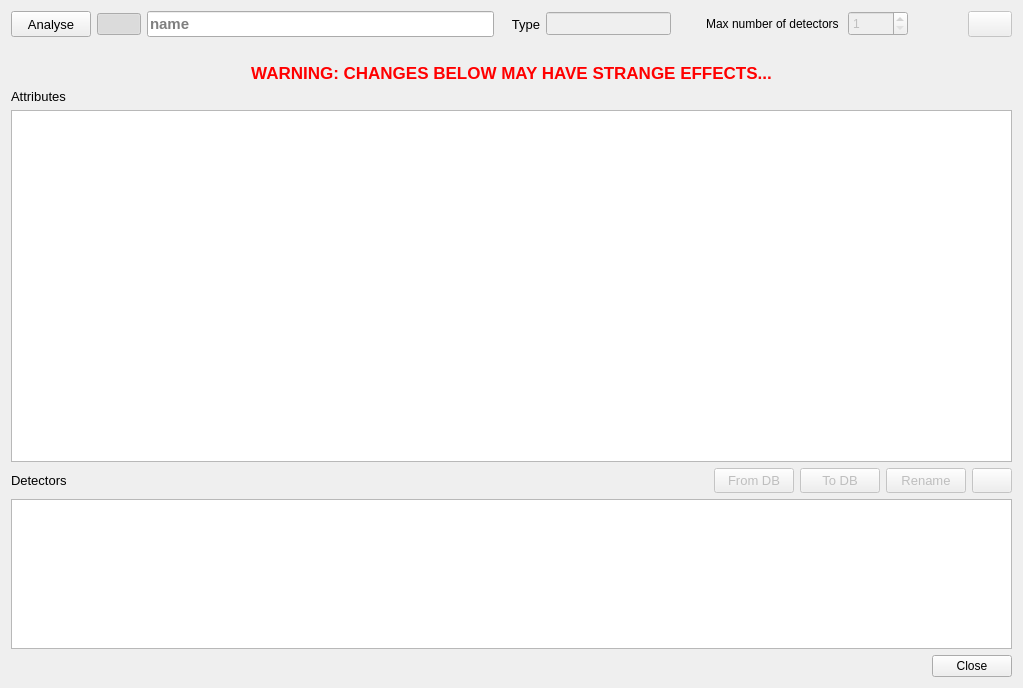
The window that gui/daq/dialog_spectrum.ui (usnistgov/qpx-gamma) describes before a commit, drawn with Qt 5.
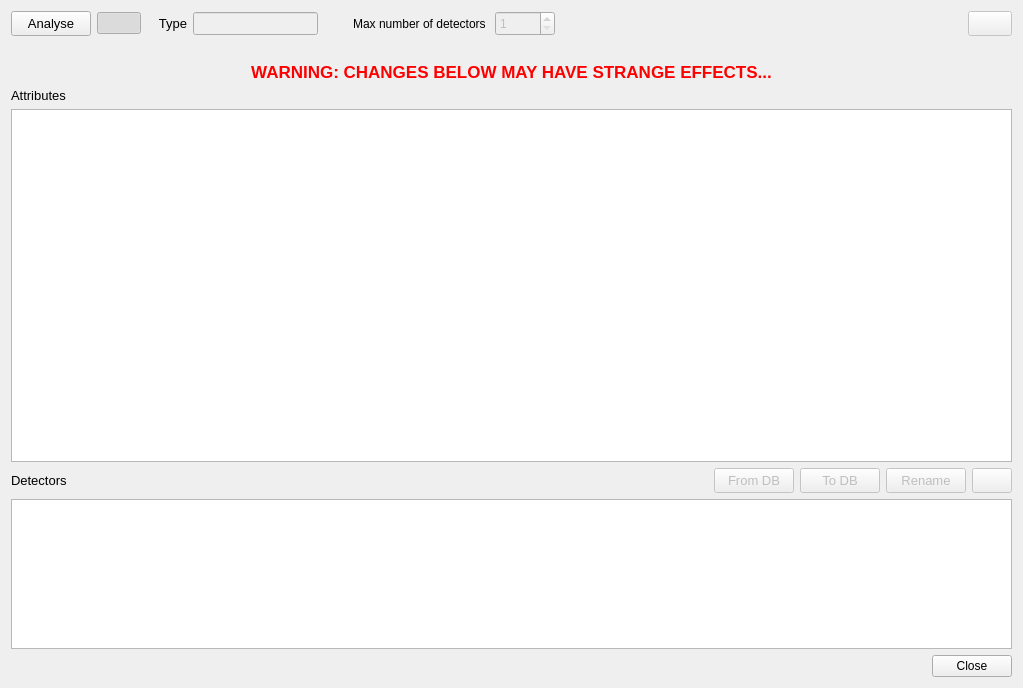
The same window after the commit. Icons and pictures are not drawn.

```diff
--- a/gui/daq/dialog_spectrum.ui
+++ b/gui/daq/dialog_spectrum.ui
@@ -296,44 +296,6 @@
        </property>
       </widget>
      </item>
-     <item>
-      <widget class="QLineEdit" name="lineName">
-       <property name="sizePolicy">
-        <sizepolicy hsizetype="MinimumExpanding" vsizetype="Fixed">
-         <horstretch>0</horstretch>
-         <verstretch>0</verstretch>
-        </sizepolicy>
-       </property>
-       <property name="minimumSize">
-        <size>
-         <width>150</width>
-         <height>25</height>
-        </size>
-       </property>
-       <property name="maximumSize">
-        <size>
-         <width>347</width>
-         <height>16777215</height>
-        </size>
-       </property>
-       <property name="font">
-        <font>
-         <pointsize>11</pointsize>
-         <weight>75</weight>
-         <bold>true</bold>
-        </font>
-       </property>
-       <property name="inputMask">
-        <string/>
-       </property>
-       <property name="maxLength">
-        <number>32</number>
-       </property>
-       <property name="placeholderText">
-        <string>name</string>
-       </property>
-      </widget>
-     </item>
      <item>
       <widget class="QLabel" name="label">
        <property name="sizePolicy">
```
